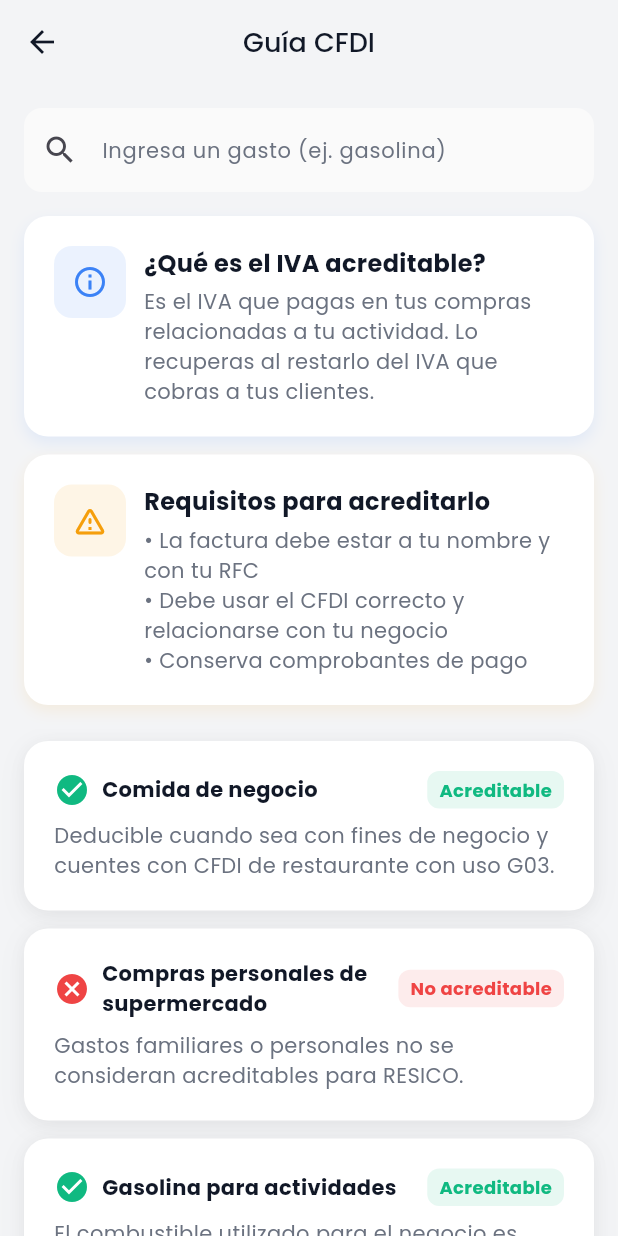
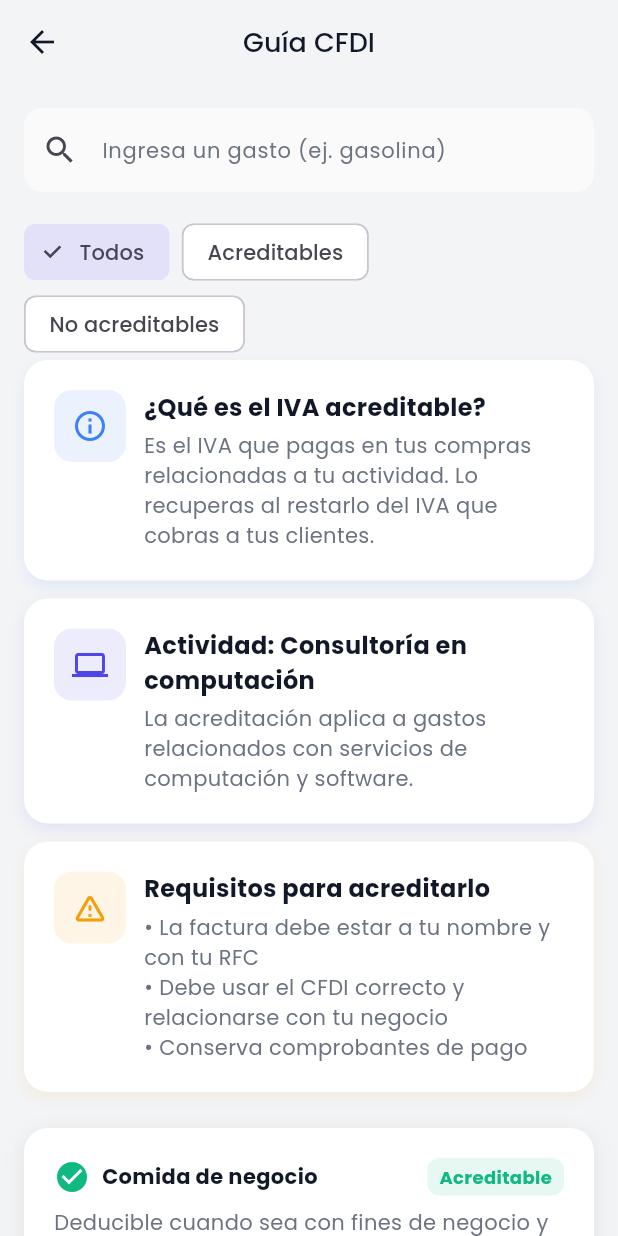
Before and after one commit to rjmmdev/appfinanzaspersonalesraul, a Flutter app: the CFDIGuideScreen screen opened directly, on a phone screen of 412 x 824 dp. Run offline on Flutter 3.47's test engine with Material 3 defaults, Android fonts, the phone set to English and light mode, and no system bars; our stand-ins replace cloud_firestore, firebase_core, firebase_storage, google_fonts, shared_preferences; accounts and stored records are empty.

Commit message:
Improve CFDI guide design and update deductibles

```diff
--- a/lib/data/resico_deductibles.dart
+++ b/lib/data/resico_deductibles.dart
@@ -31,7 +31,7 @@ const List<Map<String, dynamic>> deductibleExpenses = [
     'keywords': ['hospedaje', 'vi\u00e1ticos', 'hotel'],
     'deductible': true,
     'detail':
-        'Siempre que el viaje sea de negocios y cuentes con CFDI correcto.'
+        'Siempre que el viaje sea de negocios relacionado con consultor\u00eda en computaci\u00f3n y cuentes con CFDI correcto.'
   },
   {
     'name': 'Equipo de c\u00f3mputo',
@@ -39,6 +39,13 @@ const List<Map<String, dynamic>> deductibleExpenses = [
     'deductible': true,
     'detail':
         'Computadoras y accesorios utilizados en tu actividad econ\u00f3mica con CFDI I04.'
+  },
+  {
+    'name': 'Software y licencias',
+    'keywords': ['software', 'licencias', 'suscripciones', 'programas'],
+    'deductible': true,
+    'detail':
+        'Herramientas de software y licencias necesarias para la consultor\u00eda en computaci\u00f3n con CFDI I04 o I08.'
   },
   {
     'name': 'Multas y recargos',
@@ -57,7 +64,7 @@ const List<Map<String, dynamic>> deductibleExpenses = [
     'keywords': ['internet', 'celular', 'telefon\u00eda'],
     'deductible': true,
     'detail':
-        'Planes de telefon\u00eda e internet utilizados para el negocio con CFDI I06.'
+        'Planes de telefon\u00eda e internet utilizados para consultor\u00eda en computaci\u00f3n con CFDI I06.'
   },
   {
     'name': 'Entretenimiento personal',
--- a/lib/screens/cfdi_guide_screen.dart
+++ b/lib/screens/cfdi_guide_screen.dart
@@ -12,12 +12,33 @@ class CFDIGuideScreen extends StatefulWidget {
 
 class _CFDIGuideScreenState extends State<CFDIGuideScreen> {
   String query = '';
+  String filter = 'todos';
+  late TextEditingController _controller;
+
+  @override
+  void initState() {
+    super.initState();
+    _controller = TextEditingController();
+  }
+
+  @override
+  void dispose() {
+    _controller.dispose();
+    super.dispose();
+  }
 
   List<Map<String, dynamic>> get _results {
     return deductibleExpenses.where((expense) {
       final keywords = expense['keywords'] as List<String>;
-      return query.isEmpty ||
-          keywords.any((k) => k.toLowerCase().contains(query.toLowerCase()));
+      final matchesQuery = query.isEmpty ||
+          keywords.any((k) => k.toLowerCase().contains(query.toLowerCase())) ||
+          (expense['name'] as String)
+              .toLowerCase()
+              .contains(query.toLowerCase());
+      final matchesFilter = filter == 'todos' ||
+          (filter == 'acreditables' && expense['deductible'] == true) ||
+          (filter == 'no_acreditables' && expense['deductible'] == false);
+      return matchesQuery && matchesFilter;
     }).toList();
   }
 
@@ -33,6 +54,7 @@ class _CFDIGuideScreenState extends State<CFDIGuideScreen> {
         crossAxisAlignment: CrossAxisAlignment.start,
         children: [
           _buildSearchField(),
+          _buildFilterChips(),
           if (query.isEmpty) _buildInfoSection(),
           Expanded(
             child: results.isEmpty
@@ -59,13 +81,49 @@ class _CFDIGuideScreenState extends State<CFDIGuideScreen> {
     return Padding(
       padding: const EdgeInsets.all(16),
       child: TextField(
-        decoration: const InputDecoration(
+        controller: _controller,
+        decoration: InputDecoration(
           labelText: 'Ingresa un gasto (ej. gasolina)',
-          prefixIcon: Icon(Icons.search),
+          prefixIcon: const Icon(Icons.search),
+          suffixIcon: query.isNotEmpty
+              ? IconButton(
+                  icon: const Icon(Icons.clear),
+                  onPressed: () {
+                    _controller.clear();
+                    setState(() => query = '');
+                  },
+                )
+              : null,
         ),
         onChanged: (value) {
           setState(() => query = value);
         },
+      ),
+    );
+  }
+
+  Widget _buildFilterChips() {
+    return Padding(
+      padding: const EdgeInsets.symmetric(horizontal: 16),
+      child: Wrap(
+        spacing: 8,
+        children: [
+          ChoiceChip(
+            label: const Text('Todos'),
+            selected: filter == 'todos',
+            onSelected: (_) => setState(() => filter = 'todos'),
+          ),
+          ChoiceChip(
+            label: const Text('Acreditables'),
+            selected: filter == 'acreditables',
+            onSelected: (_) => setState(() => filter = 'acreditables'),
+          ),
+          ChoiceChip(
+            label: const Text('No acreditables'),
+            selected: filter == 'no_acreditables',
+            onSelected: (_) => setState(() => filter = 'no_acreditables'),
+          ),
+        ],
       ),
     );
   }
@@ -82,6 +140,14 @@ class _CFDIGuideScreenState extends State<CFDIGuideScreen> {
                 'Es el IVA que pagas en tus compras relacionadas a tu actividad. '
                 'Lo recuperas al restarlo del IVA que cobras a tus clientes.',
             color: AppTheme.infoColor,
+          ),
+          const SizedBox(height: 12),
+          _buildInfoCard(
+            icon: Icons.computer,
+            title: 'Actividad: Consultor\u00eda en computaci\u00f3n',
+            content:
+                'La acreditaci\u00f3n aplica a gastos relacionados con servicios de computaci\u00f3n y software.',
+            color: AppTheme.primaryColor,
           ),
           const SizedBox(height: 12),
           _buildInfoCard(
```
